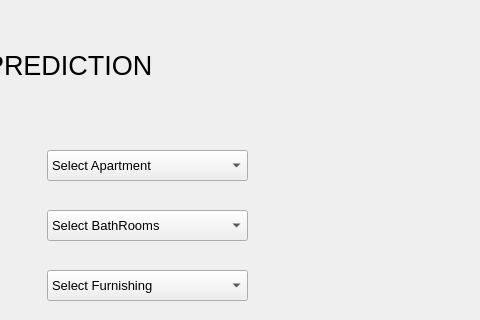
Before: the Qt Designer form ut1.ui in Jaswanth28/housepp, drawn with Qt 5; both pictures show x 533 to 1013 and y 0 to 320 of the 1013 by 780 pixel window.
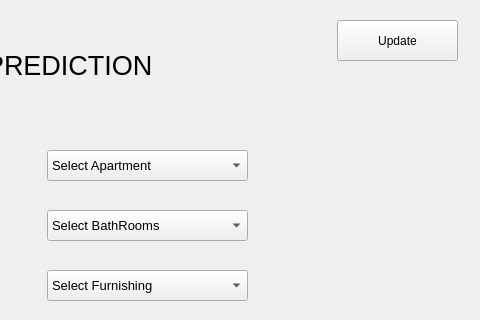
After: the same form once the commit is applied.

```diff
--- a/ut1.ui
+++ b/ut1.ui
@@ -838,6 +838,19 @@
      <bool>true</bool>
     </property>
    </widget>
+   <widget class="QPushButton" name="upd">
+    <property name="geometry">
+     <rect>
+      <x>870</x>
+      <y>20</y>
+      <width>121</width>
+      <height>41</height>
+     </rect>
+    </property>
+    <property name="text">
+     <string>Update</string>
+    </property>
+   </widget>
   </widget>
  </widget>
  <resources/>
```
